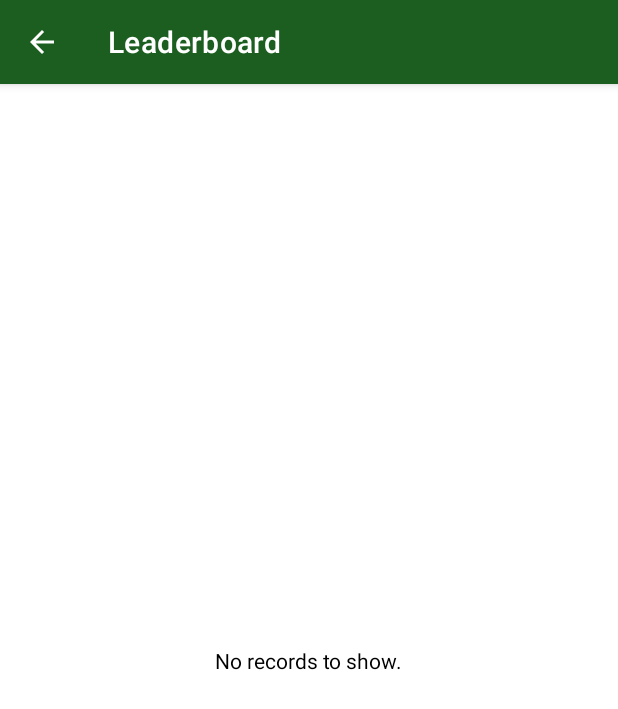
After one commit to philipborbon/e-rotc, an Android app: the LeaderboardActivity screen opened directly, with no data from a screen before it, on a phone screen of 412 x 824 dp. The commit adds this screen. Shown: the top 709 px of the screen. Run offline under Robolectric (Android 15) with nearby library versions, the phone set to English and light mode, and no system bars; our stand-ins replace Room's generated code.

Commit message:
Show leaderboard

```diff
--- a/app/src/main/java/com/erotc/learning/activity/AssessmentActivity.kt
+++ b/app/src/main/java/com/erotc/learning/activity/AssessmentActivity.kt
@@ -1,6 +1,7 @@
 package com.erotc.learning.activity
 
 import android.annotation.SuppressLint
+import android.content.Intent
 import android.os.AsyncTask
 import android.os.Bundle
 import android.util.Log
@@ -46,6 +47,10 @@ class AssessmentActivity : AppCompatActivity() {
         button_restart.setOnClickListener { restart() }
         button_exit.setOnClickListener { exit() }
         button_pause.setOnClickListener { pause() }
+        button_leaderboard.setOnClickListener {
+            val intent = Intent(this, LeaderboardActivity::class.java)
+            startActivity(intent)
+        }
 
         topics = repository.getAllTopic()
         initAssessment()
--- /dev/null
+++ b/app/src/main/java/com/erotc/learning/activity/LeaderboardActivity.kt
@@ -0,0 +1,73 @@
+package com.erotc.learning.activity
+
+import android.annotation.SuppressLint
+import android.os.AsyncTask
+import android.os.Bundle
+import android.view.View
+import androidx.appcompat.app.AppCompatActivity
+import androidx.recyclerview.widget.LinearLayoutManager
+import com.erotc.learning.R
+import com.erotc.learning.adapter.LeaderboardAdapter
+import com.erotc.learning.data.Leaderboard
+import com.erotc.learning.repository.LearnRepository
+import kotlinx.android.synthetic.main.activity_leaderboard.*
+
+class LeaderboardActivity : AppCompatActivity() {
+    private lateinit var repository: LearnRepository
+
+    private var leaderboardAdapter: LeaderboardAdapter? = null
+    private var leaderboard: List<Leaderboard>? = null
+
+    override fun onCreate(savedInstanceState: Bundle?) {
+        super.onCreate(savedInstanceState)
+        setContentView(R.layout.activity_leaderboard)
+
+        repository = LearnRepository.getInstance(this)
+
+        initRecyclerView()
+        showLeaderboard()
+    }
+
+    private fun initRecyclerView() {
+        leaderboardAdapter = LeaderboardAdapter()
+
+        recycler.adapter = leaderboardAdapter
+        recycler.layoutManager = LinearLayoutManager(this)
+    }
+
+    @SuppressLint("StaticFieldLeak")
+    fun showLeaderboard() {
+        val task: AsyncTask<Void, Void, Void> = object : AsyncTask<Void, Void, Void>() {
+            override fun onPreExecute() {
+                hideNoResults()
+            }
+
+            override fun doInBackground(vararg p0: Void?): Void? {
+                leaderboard = repository.getLeaderboard()
+
+                return null
+            }
+
+            override fun onPostExecute(aVoid: Void?) {
+                leaderboardAdapter?.setDataList(leaderboard ?: arrayListOf())
+                leaderboardAdapter?.notifyDataSetChanged()
+
+                if (leaderboard?.size ?: 0 == 0) {
+                    showNoResults()
+                } else {
+                    hideNoResults()
+                }
+            }
+        }
+        task.execute()
+    }
+
+    private fun showNoResults() {
+        label_no_record.visibility = View.VISIBLE
+    }
+
+    private fun hideNoResults() {
+        label_no_record.visibility = View.GONE
+    }
+
+}
--- /dev/null
+++ b/app/src/main/java/com/erotc/learning/adapter/LeaderboardAdapter.kt
@@ -0,0 +1,40 @@
+package com.erotc.learning.adapter
+
+import android.view.LayoutInflater
+import android.view.View
+import android.view.ViewGroup
+import androidx.recyclerview.widget.RecyclerView
+import com.erotc.learning.R
+import com.erotc.learning.data.Leaderboard
+import kotlinx.android.synthetic.main.layout_leaderboard.view.*
+
+/**
+ * Created on 5/8/2020.
+ */
+class LeaderboardAdapter : RecyclerView.Adapter<RecyclerView.ViewHolder>() {
+    private var dataList: List<Leaderboard> = arrayListOf()
+
+    override fun onCreateViewHolder(parent: ViewGroup, viewType: Int): RecyclerView.ViewHolder {
+        return LeaderboardViewHolder(LayoutInflater.from(parent.context).inflate(R.layout.layout_leaderboard, parent, false))
+    }
+
+    override fun onBindViewHolder(holder: RecyclerView.ViewHolder, position: Int) {
+        (holder as LeaderboardViewHolder).bindTo(dataList[position], position)
+    }
+
+    override fun getItemCount(): Int {
+        return dataList.size
+    }
+
+    fun setDataList(dataList: List<Leaderboard>) {
+        this.dataList = dataList
+    }
+
+    class LeaderboardViewHolder(private val view: View) : RecyclerView.ViewHolder(view) {
+        fun bindTo(leaderboard: Leaderboard, position: Int) {
+            view.label_rank.text = view.context.getString(R.string.text_rank, position + 1)
+            view.label_name.text = leaderboard.name
+            view.label_score.text = "${leaderboard.score}"
+        }
+    }
+}
--- /dev/null
+++ b/app/src/main/res/drawable/ic_leaderboard.xml
@@ -0,0 +1,5 @@
+<vector android:height="24dp" android:tint="#FFFFFF"
+    android:viewportHeight="24.0" android:viewportWidth="24.0"
+    android:width="24dp" xmlns:android="http://schemas.android.com/apk/res/android">
+    <path android:fillColor="#FF000000" android:pathData="M2,17h2v0.5L3,17.5v1h1v0.5L2,19v1h3v-4L2,16v1zM3,8h1L4,4L2,4v1h1v3zM2,11h1.8L2,13.1v0.9h3v-1L3.2,13L5,10.9L5,10L2,10v1zM7,5v2h14L21,5L7,5zM7,19h14v-2L7,17v2zM7,13h14v-2L7,11v2z"/>
+</vector>
--- /dev/null
+++ b/app/src/main/res/layout/activity_leaderboard.xml
@@ -0,0 +1,30 @@
+<?xml version="1.0" encoding="utf-8"?>
+<androidx.constraintlayout.widget.ConstraintLayout xmlns:android="http://schemas.android.com/apk/res/android"
+    xmlns:app="http://schemas.android.com/apk/res-auto"
+    xmlns:tools="http://schemas.android.com/tools"
+    android:layout_width="match_parent"
+    android:layout_height="match_parent"
+    tools:context=".activity.LeaderboardActivity">
+
+    <androidx.recyclerview.widget.RecyclerView
+        android:id="@+id/recycler"
+        android:layout_width="match_parent"
+        android:layout_height="match_parent"
+        android:layout_margin="@dimen/parent_content_padding"
+        />
+
+    <TextView
+        android:id="@+id/label_no_record"
+        android:layout_width="wrap_content"
+        android:layout_height="wrap_content"
+        android:layout_gravity="center"
+        android:text="@string/message_no_record"
+        android:textColor="@color/colorBlack"
+        android:visibility="gone"
+        tools:visibility="visible"
+        app:layout_constraintBottom_toBottomOf="parent"
+        app:layout_constraintEnd_toEndOf="parent"
+        app:layout_constraintStart_toStartOf="parent"
+        app:layout_constraintTop_toTopOf="parent" />
+
+</androidx.constraintlayout.widget.ConstraintLayout>
--- a/app/src/main/res/layout/fragment_assessment.xml
+++ b/app/src/main/res/layout/fragment_assessment.xml
@@ -1,6 +1,7 @@
 <?xml version="1.0" encoding="utf-8"?>
 <FrameLayout xmlns:android="http://schemas.android.com/apk/res/android"
     xmlns:tools="http://schemas.android.com/tools"
+    xmlns:app="http://schemas.android.com/apk/res-auto"
     android:layout_width="match_parent"
     android:layout_height="match_parent"
     tools:context=".fragment.AssessmentFragment">
@@ -65,6 +66,7 @@
                         android:layout_height="wrap_content"
                         android:layout_gravity="center"
                         android:hint="@string/message_enter_name"
+                        app:endIconMode="clear_text"
                         style="@style/Widget.MaterialComponents.TextInputLayout.OutlinedBox">
 
                         <com.google.android.material.textfield.TextInputEditText
--- a/app/src/main/res/values/strings.xml
+++ b/app/src/main/res/values/strings.xml
@@ -7,6 +7,7 @@
     <string name="nav_label_lecture">Lectures</string>
     <string name="nav_label_assessment">Assessment</string>
     <string name="nav_label_about">About</string>
+    <string name="nav_label_leaderboard">Leaderboard</string>
 
     <string name="label_search_hint">Keyword</string>
     <string name="label_fill_hint">Enter your answer</string>
@@ -24,10 +25,12 @@
     <string name="message_preparing_lectures">Loading lectures…</string>
     <string name="message_preparing_assessment">Loading assessments…</string>
     <string name="message_no_results">No results found.</string>
+    <string name="message_no_record">No records to show.</string>
     <string name="message_test_your_vocabulary">Test your knowledge.</string>
     <string name="message_enter_name">Enter your name</string>
 
     <string name="text_correct_count">%1$d of %2$d</string>
+    <string name="text_rank">%1$d.</string>
 
     <string name="title_activity_view_lecture">View Lecture</string>
     <string name="title_activity_assessment_choice">Assessment Choice</string>
@@ -39,6 +42,7 @@
     <string name="button_text_exit_assessment">Exit Assessment</string>
     <string name="button_text_start">Start Assessment</string>
     <string name="button_text_ok">OK</string>
+    <string name="button_text_view_leaderboard">View Leaderboard</string>
 
     <string name="dialog_answer_correct_title">Your answer is correct</string>
     <string name="dialog_answer_wrong_title">Wrong answer</string>
```
Also changed, not shown: app/src/main/AndroidManifest.xml (+18 -7 lines), app/src/main/java/com/erotc/learning/activity/MainActivity.kt (+7 -1 lines), app/src/main/java/com/erotc/learning/fragment/AssessmentFragment.kt (+5 -9 lines), app/src/main/res/layout/layout_assessment_summary.xml (+11 -0 lines), app/src/main/res/layout/layout_leaderboard.xml (added, +44 -0 lines), app/src/main/res/menu/activity_main_drawer.xml (+8 -1 lines).
